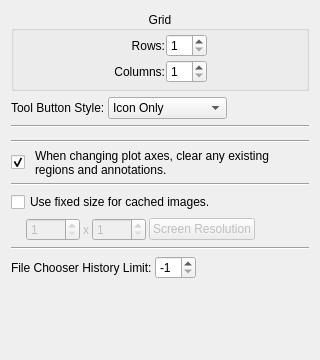
Before: the Qt Designer form code/plotms/GuiTabs/PlotMSOptionsTab.ui in pkgw/casa, drawn with Qt 5.
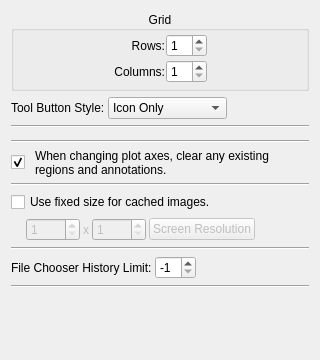
After: the same form once the commit is applied.

Commit message: Support for PlotMS Page Header. Initial commit.

Patch:
```diff
--- a/code/plotms/GuiTabs/PlotMSOptionsTab.ui
+++ b/code/plotms/GuiTabs/PlotMSOptionsTab.ui
@@ -418,6 +418,13 @@
      </item>
     </layout>
    </item>
+   <item>
+    <widget class="Line" name="line_5">
+     <property name="orientation">
+      <enum>Qt::Horizontal</enum>
+     </property>
+    </widget>
+   </item>
    <item>
     <spacer>
      <property name="orientation">
```
The commit also changes 39 other files.
